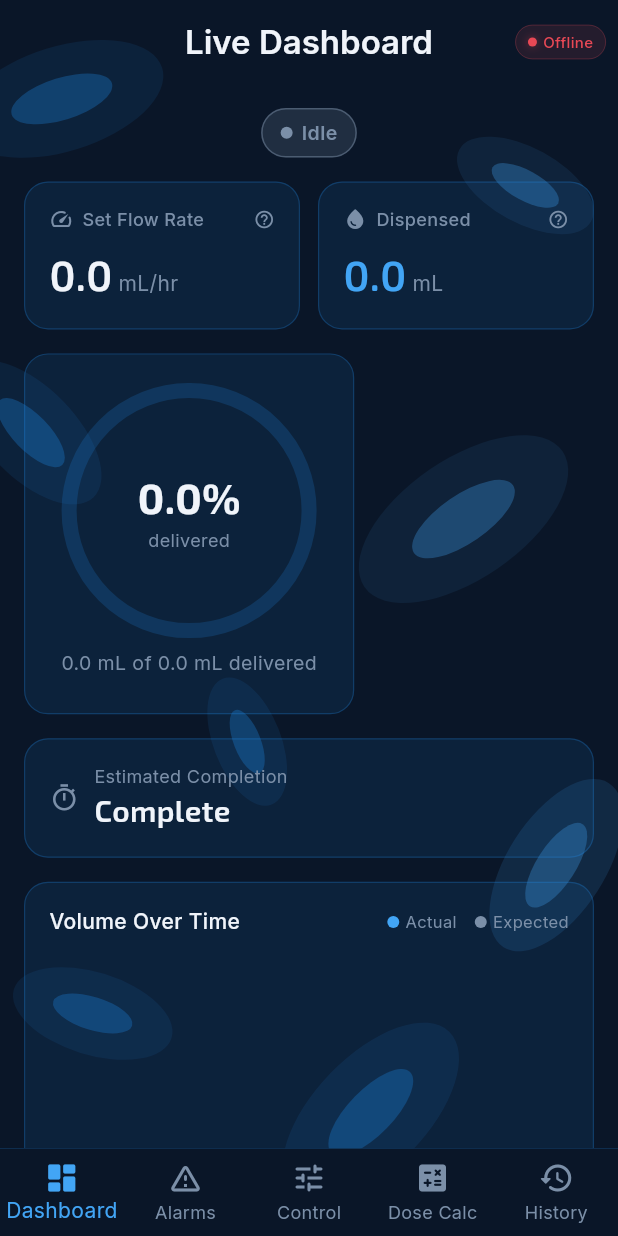
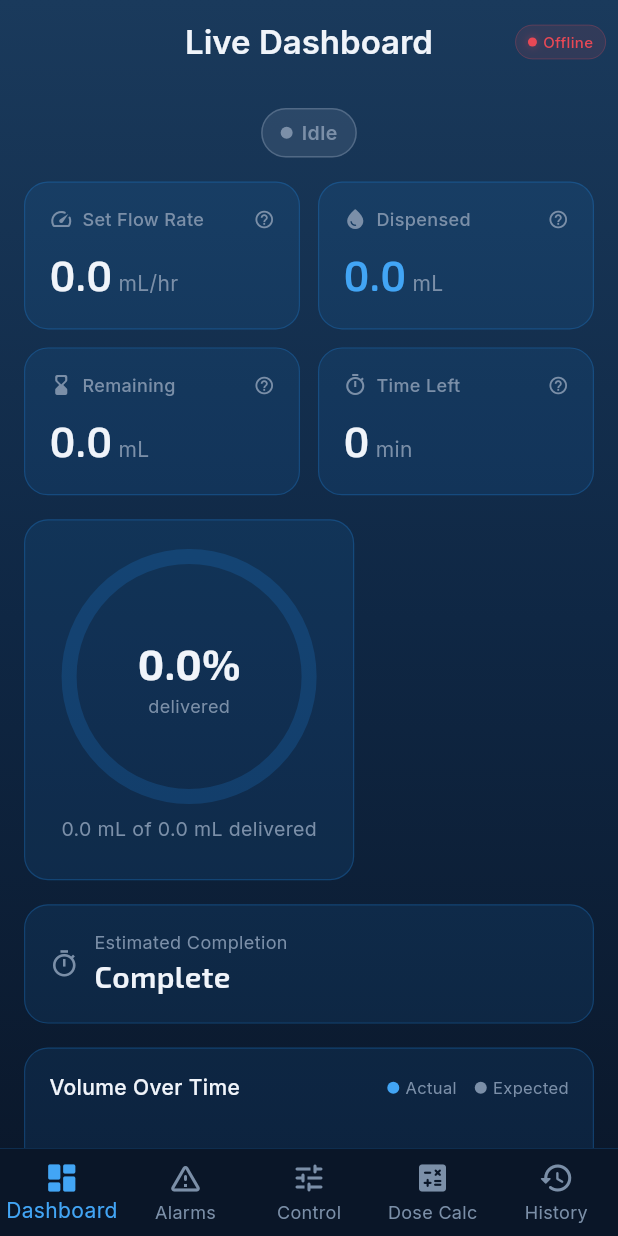
Before and after one commit to 14930/infusion-pump, a Flutter app: the screen it shows after launch, on a phone screen of 412 x 824 dp. Run offline on Flutter 3.47's test engine with Material 3 defaults, Android fonts, the phone set to English and light mode, and no system bars; drawn by our look-alikes of fl_chart; our stand-ins replace audioplayers, firebase_core, firebase_database, firebase_messaging, flutter_local_notifications, flutter_riverpod and 2 more; accounts and stored records are empty.

Commit message:
new change

```diff
--- a/infusion_pump_app/lib/core/theme/blood_cell_background.dart
+++ b/infusion_pump_app/lib/core/theme/blood_cell_background.dart
@@ -2,8 +2,8 @@ import 'package:flutter/material.dart';
 
 import 'app_theme.dart';
 
-/// A background painter that draws static medical cross and pulse
-/// shapes scattered across the screen at very low opacity.
+/// A background widget that displays a smooth blue gradient
+/// from light blue at the top to deep dark navy at the bottom.
 class BloodCellBackground extends StatelessWidget {
   final Widget child;
 
@@ -13,12 +13,19 @@ class BloodCellBackground extends StatelessWidget {
   Widget build(BuildContext context) {
     return Stack(
       children: [
-        // Background color
-        Container(color: AppTheme.background),
-        // Medical pattern shapes
-        Positioned.fill(
-          child: CustomPaint(
-            painter: _MedicalPatternPainter(),
+        // Gradient background – light blue top → dark navy bottom
+        Container(
+          decoration: const BoxDecoration(
+            gradient: LinearGradient(
+              begin: Alignment.topCenter,
+              end: Alignment.bottomCenter,
+              colors: [
+                Color(0xFF1A3A5C), // Lighter navy blue
+                Color(0xFF0F2744), // Mid dark blue
+                AppTheme.background, // Deep dark navy (0xFF0A1628)
+              ],
+              stops: [0.0, 0.5, 1.0],
+            ),
           ),
         ),
         // Actual content
@@ -27,66 +34,3 @@ class BloodCellBackground extends StatelessWidget {
     );
   }
 }
-
-class _MedicalPatternPainter extends CustomPainter {
-  // Pre-defined shape positions (relative 0-1 coords), sizes, rotations
-  static const List<_CellData> _cells = [
-    _CellData(0.1, 0.08, 140, -0.3, 0x1A1E88E5),
-    _CellData(0.85, 0.15, 100, 0.5, 0x1842A5F5),
-    _CellData(0.05, 0.35, 120, 0.8, 0x1A1E88E5),
-    _CellData(0.75, 0.42, 160, -0.6, 0x1542A5F5),
-    _CellData(0.4, 0.6, 90, 1.2, 0x1A1E88E5),
-    _CellData(0.9, 0.7, 130, -1.0, 0x2242A5F5),
-    _CellData(0.15, 0.82, 110, 0.3, 0x181E88E5),
-    _CellData(0.6, 0.9, 150, -0.8, 0x1A1E88E5),
-  ];
-
-  @override
-  void paint(Canvas canvas, Size size) {
-    for (final cell in _cells) {
-      final paint = Paint()
-        ..color = Color(cell.color)
-        ..style = PaintingStyle.fill;
-
-      final cx = cell.relX * size.width;
-      final cy = cell.relY * size.height;
-      final r = cell.size / 2;
-
-      canvas.save();
-      canvas.translate(cx, cy);
-      canvas.rotate(cell.rotation);
-
-      // Draw soft ellipse shapes (medical-style subtle pattern)
-      // Outer ellipse
-      canvas.drawOval(
-        Rect.fromCenter(center: Offset.zero, width: cell.size, height: r),
-        paint,
-      );
-
-      // Inner glow (lighter center)
-      final dimplePaint = Paint()
-        ..color = Color(cell.color).withValues(alpha: 0.3)
-        ..style = PaintingStyle.fill;
-      canvas.drawOval(
-        Rect.fromCenter(
-            center: Offset.zero, width: cell.size * 0.5, height: r * 0.4),
-        dimplePaint,
-      );
-
-      canvas.restore();
-    }
-  }
-
-  @override
-  bool shouldRepaint(covariant CustomPainter oldDelegate) => false;
-}
-
-class _CellData {
-  final double relX;
-  final double relY;
-  final double size;
-  final double rotation;
-  final int color;
-
-  const _CellData(this.relX, this.relY, this.size, this.rotation, this.color);
-}
--- a/infusion_pump_app/lib/features/control/control_screen.dart
+++ b/infusion_pump_app/lib/features/control/control_screen.dart
@@ -198,8 +198,10 @@ class _ControlScreenState extends ConsumerState<ControlScreen> {
                         '${pump.setFlowRateMLperHR.toStringAsFixed(1)} mL/hr'),
                     _InfoRow('Target Volume',
                         '${pump.setVolumeML.toStringAsFixed(1)} mL'),
-                    _InfoRow('Weight',
-                        '${pump.weightGrams.toStringAsFixed(1)} g'),
+                    _InfoRow('Remaining',
+                        '${pump.remainingML.toStringAsFixed(1)} mL'),
+                    _InfoRow('Time Left',
+                        '${pump.remainingTimeMin.toStringAsFixed(0)} min'),
                   ],
                 ),
               ),
--- a/infusion_pump_app/lib/features/dashboard/dashboard_screen.dart
+++ b/infusion_pump_app/lib/features/dashboard/dashboard_screen.dart
@@ -21,6 +21,9 @@ class DashboardScreen extends ConsumerWidget {
     final connectionAsync = ref.watch(connectionProvider);
     final chartPoints = ref.watch(volumeChartProvider);
     final isConnected = connectionAsync.valueOrNull ?? false;
+
+    // Ensure session auto-save is active
+    ref.watch(sessionAutoSaveProvider);
 
     return Scaffold(
       backgroundColor: Colors.transparent,
@@ -88,6 +91,34 @@ class DashboardScreen extends ConsumerWidget {
               ),
             ],
           ),
+          const SizedBox(height: 12),
+
+          // Second row: remaining volume & remaining time
+          Row(
+            children: [
+              Expanded(
+                child: MetricCard(
+                  title: 'Remaining',
+                  value: pump.remainingML.toStringAsFixed(1),
+                  unit: 'mL',
+                  icon: Icons.hourglass_bottom_rounded,
+                  tooltip:
+                      'Volume of fluid remaining to be infused.',
+                ),
+              ),
+              const SizedBox(width: 12),
+              Expanded(
+                child: MetricCard(
+                  title: 'Time Left',
+                  value: pump.remainingTimeMin.toStringAsFixed(0),
+                  unit: 'min',
+                  icon: Icons.timer_outlined,
+                  tooltip:
+                      'Estimated time remaining until infusion completion.',
+                ),
+              ),
+            ],
+          ),
           const SizedBox(height: 16),
 
           // Circular progress
@@ -128,18 +159,6 @@ class DashboardScreen extends ConsumerWidget {
 
           // Volume chart
           _VolumeChart(points: chartPoints),
-          const SizedBox(height: 16),
-
-          // Weight reading
-          MetricCard(
-            title: 'Load Cell Weight',
-            value: pump.weightGrams.toStringAsFixed(1),
-            unit: 'g',
-            icon: Icons.monitor_weight_outlined,
-            tooltip:
-                'Weight reading from the load cell sensor on the IV bag hanger.',
-            lastUpdated: 'Updated just now',
-          ),
         ],
       ),
     );
--- a/infusion_pump_app/lib/features/dose_calculator/dose_calculator_screen.dart
+++ b/infusion_pump_app/lib/features/dose_calculator/dose_calculator_screen.dart
@@ -392,7 +392,8 @@ class _DoseCalculatorScreenState extends ConsumerState<DoseCalculatorScreen> {
       await service.setDosingParameters(
         drugName: _selectedDrug.isNotEmpty ? _selectedDrug : 'Custom',
         patientWeightKg: double.parse(_weightController.text),
-        calculatedRate: _calculatedRate!,
+        dosePerKg: double.parse(_doseController.text),
+        calculatedFlowRate: _calculatedRate!,
       );
       await service.setFlowRate(_calculatedRate!);
 
--- a/infusion_pump_app/lib/shared/models/pump_data.dart
+++ b/infusion_pump_app/lib/shared/models/pump_data.dart
@@ -4,8 +4,10 @@ class PumpData {
   final double expectedVolumeML;
   final double setFlowRateMLperHR;
   final double setVolumeML;
-  final double weightGrams;
+  final double remainingML;
+  final double remainingTimeMin;
   final String status;
+  final String command;
   final DateTime lastUpdated;
 
   const PumpData({
@@ -13,8 +15,10 @@ class PumpData {
     this.expectedVolumeML = 0.0,
     this.setFlowRateMLperHR = 0.0,
     this.setVolumeML = 0.0,
-    this.weightGrams = 0.0,
+    this.remainingML = 0.0,
+    this.remainingTimeMin = 0.0,
     this.status = 'idle',
+    this.command = '',
     required this.lastUpdated,
   });
 
@@ -24,8 +28,10 @@ class PumpData {
       expectedVolumeML: _toDouble(map['expectedVolumeML']),
       setFlowRateMLperHR: _toDouble(map['setFlowRateMLperHR']),
       setVolumeML: _toDouble(map['setVolumeML']),
-      weightGrams: _toDouble(map['weightGrams']),
+      remainingML: _toDouble(map['remainingML']),
+      remainingTimeMin: _toDouble(map['remainingTimeMin']),
       status: (map['status'] as String?) ?? 'idle',
+      command: (map['command'] as String?) ?? '',
       lastUpdated: DateTime.now(),
     );
   }
@@ -38,17 +44,9 @@ class PumpData {
     return (dispensedML / setVolumeML).clamp(0.0, 1.0);
   }
 
-  /// Remaining time estimate in minutes.
-  double get remainingMinutes {
-    if (setFlowRateMLperHR <= 0) return 0.0;
-    final remaining = setVolumeML - dispensedML;
-    if (remaining <= 0) return 0.0;
-    return remaining / (setFlowRateMLperHR / 60.0);
-  }
-
-  /// Formatted remaining time.
+  /// Formatted remaining time (read from Firebase remainingTimeMin).
   String get remainingTimeFormatted {
-    final mins = remainingMinutes;
+    final mins = remainingTimeMin;
     if (mins <= 0) return 'Complete';
     if (mins < 60) return '${mins.toStringAsFixed(0)} min';
     final hours = (mins / 60).floor();
```
Also changed, not shown: infusion_pump_app/database.rules.json (added, +24 -0 lines), infusion_pump_app/esp32_firebase_paths.txt (added, +56 -0 lines), infusion_pump_app/lib/core/constants/firebase_paths.dart (+20 -17 lines), infusion_pump_app/lib/core/services/firebase_service.dart (+61 -7 lines), infusion_pump_app/lib/features/history/history_screen.dart (+84 -134 lines), infusion_pump_app/lib/shared/providers/firebase_providers.dart (+93 -0 lines), infusion_pump_app/firebase.json.
